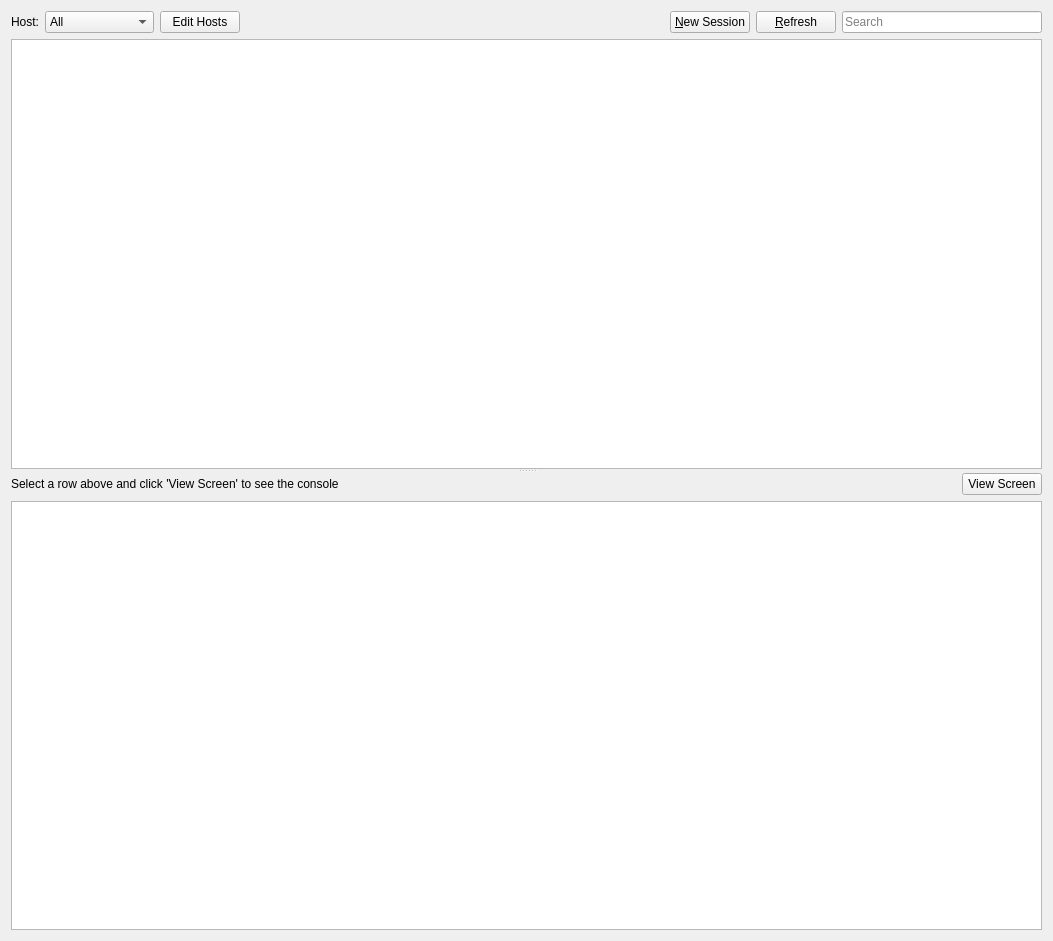
First picture: the form in src/MainWidget.ui, repository pa-sowa/screen-session-manager, before the edit.
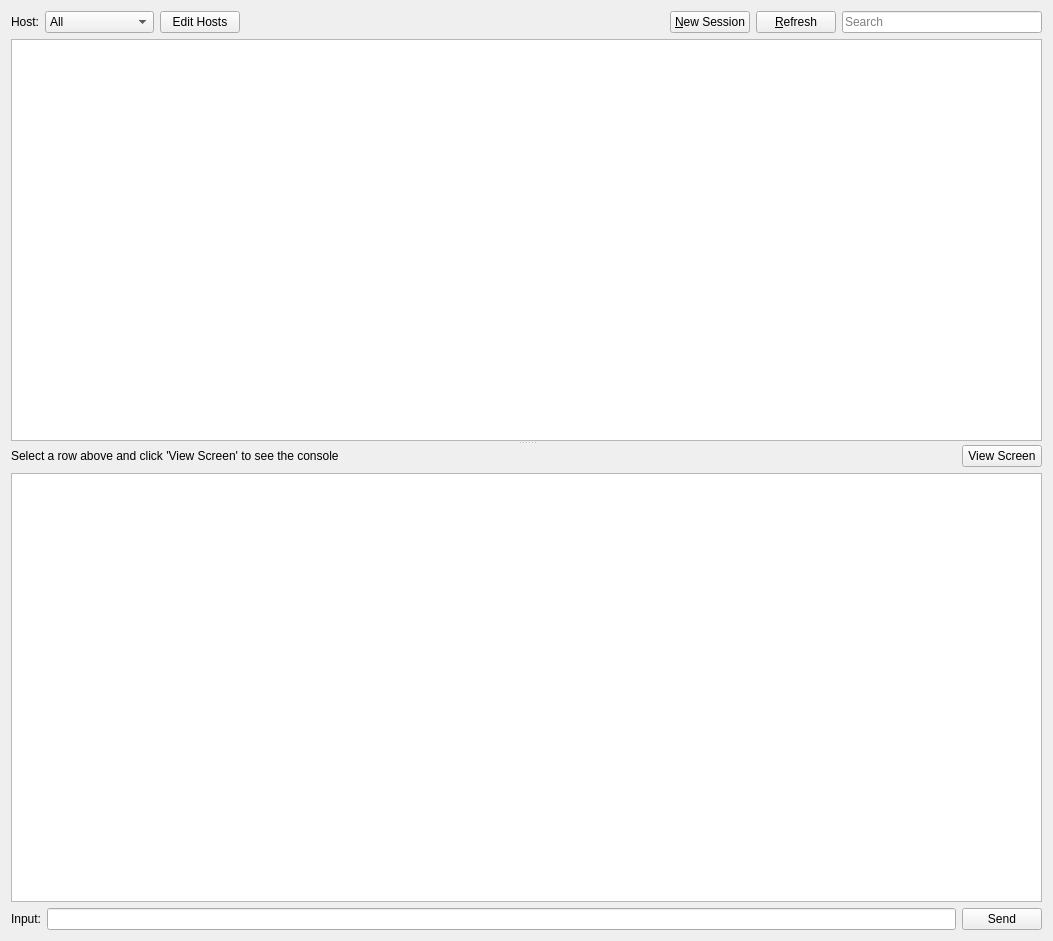
Second picture: the form after the edit.

Commit message: Send user input to screen session

The edit to the form file:
```diff
--- a/src/MainWidget.ui
+++ b/src/MainWidget.ui
@@ -161,6 +161,27 @@
        <item>
         <widget class="QPlainTextEdit" name="plainTextEdit"/>
        </item>
+       <item>
+        <layout class="QHBoxLayout" name="horizontalLayout_3">
+         <item>
+          <widget class="QLabel" name="label_2">
+           <property name="text">
+            <string>Input:</string>
+           </property>
+          </widget>
+         </item>
+         <item>
+          <widget class="QLineEdit" name="inputLineEdit"/>
+         </item>
+         <item>
+          <widget class="QPushButton" name="sendInputButton">
+           <property name="text">
+            <string>Send</string>
+           </property>
+          </widget>
+         </item>
+        </layout>
+       </item>
       </layout>
      </widget>
     </widget>
```
The commit also changes 4 other files.
